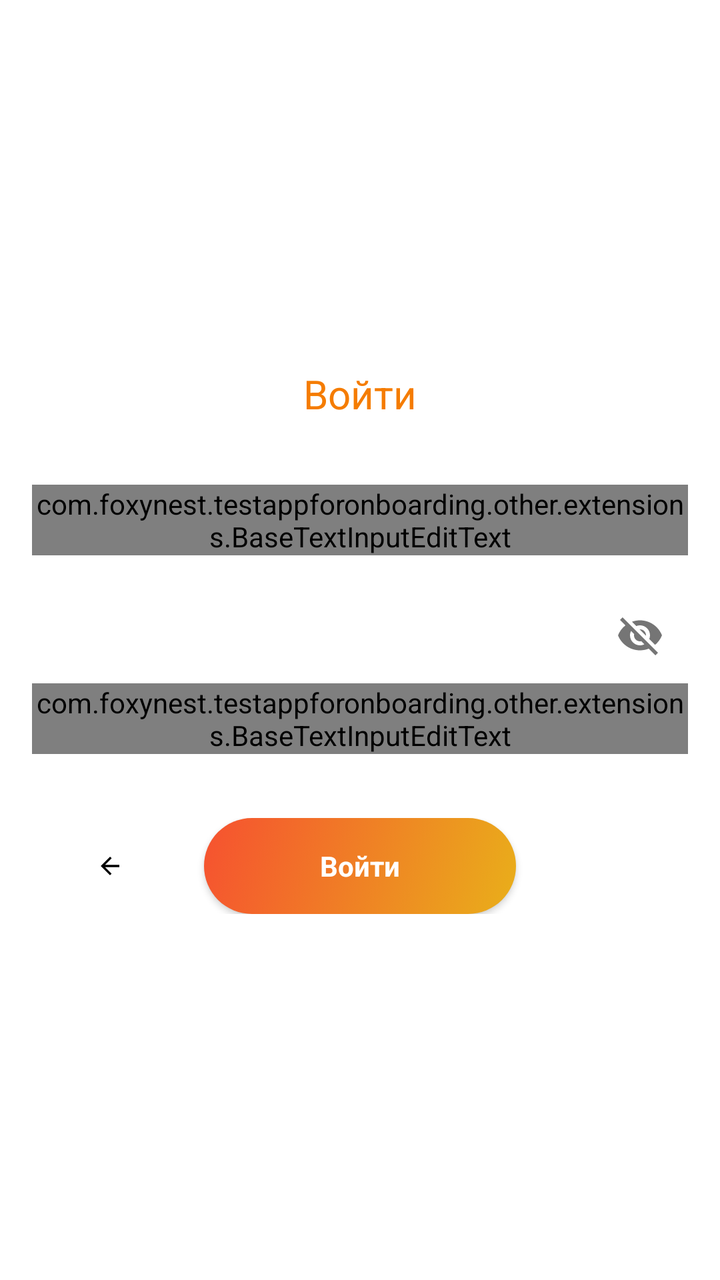
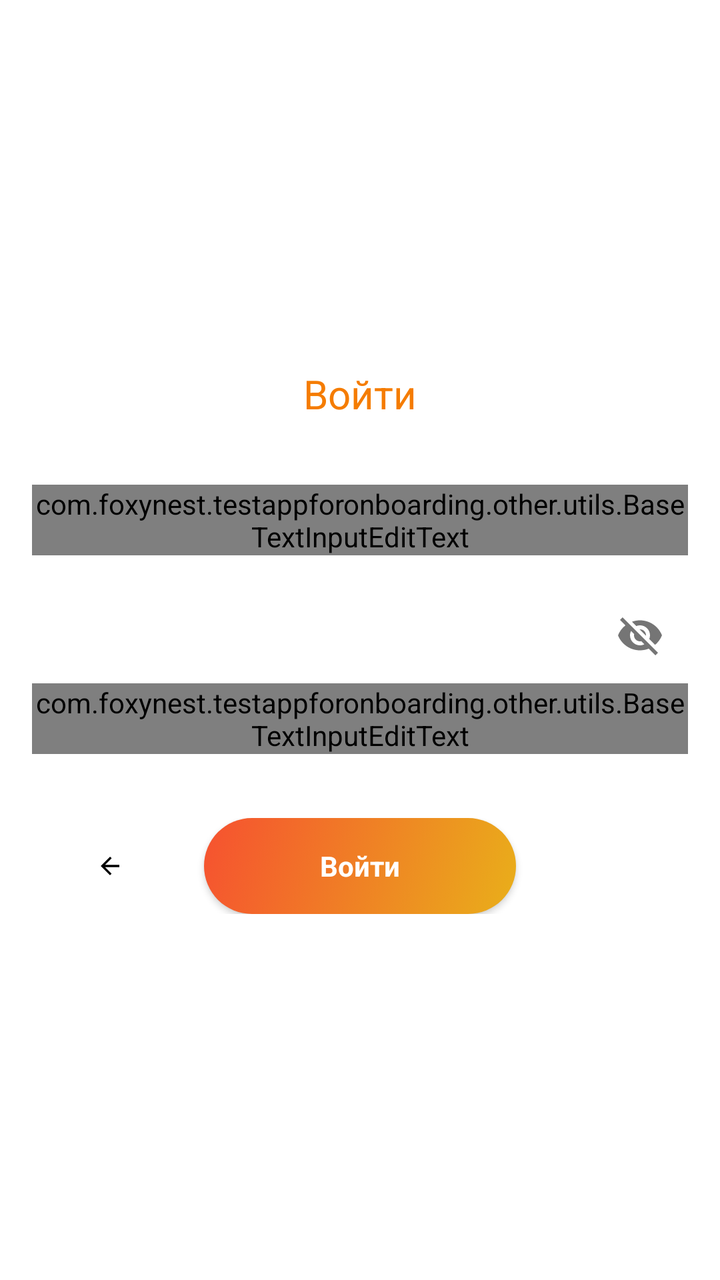

Two renders of the same Android screen: before a commit and after it. Below are the layout's source before the change and the commit's diff.
<!-- AndroidManifest.xml: application theme Theme.TestAppForOnboarding -->
<!-- res/layout/fragment_log_in.xml -->
<?xml version="1.0" encoding="utf-8"?>
<ScrollView xmlns:android="http://schemas.android.com/apk/res/android"
    xmlns:app="http://schemas.android.com/apk/res-auto"
    android:layout_width="match_parent"
    android:layout_height="match_parent"
    android:fillViewport="true">

    <androidx.constraintlayout.widget.ConstraintLayout
        android:layout_width="match_parent"
        android:layout_height="wrap_content"
        android:clickable="true"
        android:focusable="true"
        android:focusableInTouchMode="true">

        <androidx.constraintlayout.widget.Guideline
            android:id="@+id/guideline_left"
            android:layout_width="wrap_content"
            android:layout_height="wrap_content"
            android:orientation="vertical"
            app:layout_constraintGuide_begin="@dimen/space_beforeOrAfterElement" />

        <androidx.constraintlayout.widget.Guideline
            android:id="@+id/guideline_right"
            android:layout_width="wrap_content"
            android:layout_height="wrap_content"
            android:orientation="vertical"
            app:layout_constraintGuide_end="@dimen/space_beforeOrAfterElement" />

        <TextView
            android:id="@+id/title_log_in"
            android:layout_width="0dp"
            android:layout_height="wrap_content"
            android:layout_marginTop="@dimen/space_32"
            android:layout_marginBottom="@dimen/space_32"
            android:text="@string/welcome_button_login"
            android:textAlignment="center"
            android:textColor="#F57C00"
            android:textSize="20sp"
            android:visibility="visible"
            app:layout_constraintBottom_toTopOf="@+id/text_field_mail"
            app:layout_constraintEnd_toEndOf="@+id/guideline_right"
            app:layout_constraintStart_toStartOf="@+id/guideline_left"
            app:layout_constraintTop_toTopOf="parent"
            app:layout_constraintVertical_chainStyle="packed" />

        <com.google.android.material.textfield.TextInputLayout
            android:id="@+id/text_field_mail"
            android:layout_width="0dp"
            android:layout_height="wrap_content"
            android:layout_marginBottom="@dimen/space_beforeOrAfterElement"
            android:hint="@string/auth_text_mail"
            app:layout_constraintBottom_toTopOf="@+id/text_field_password"
            app:layout_constraintEnd_toEndOf="@+id/guideline_right"
            app:layout_constraintStart_toStartOf="@+id/guideline_left"
            app:layout_constraintTop_toBottomOf="@+id/title_log_in"
            app:layout_constraintVertical_chainStyle="packed">

            <com.foxynest.testappforonboarding.other.extensions.BaseTextInputEditText
                android:layout_width="match_parent"
                android:layout_height="wrap_content"
                android:inputType="textEmailAddress"
                android:maxLines="1"
                android:singleLine="true" />

        </com.google.android.material.textfield.TextInputLayout>


        <com.google.android.material.textfield.TextInputLayout
            android:id="@+id/text_field_password"
            android:layout_width="0dp"
            android:layout_height="wrap_content"
            android:layout_marginBottom="@dimen/space_32"
            android:hint="@string/auth_text_password"
            app:layout_constraintBottom_toTopOf="@+id/buttons_login_linear_layout"
            app:layout_constraintEnd_toEndOf="@+id/guideline_right"
            app:layout_constraintStart_toStartOf="@+id/guideline_left"
            app:layout_constraintTop_toBottomOf="@+id/text_field_mail"
            app:layout_constraintVertical_chainStyle="packed"
            app:passwordToggleEnabled="true">

            <com.foxynest.testappforonboarding.other.extensions.BaseTextInputEditText
                android:layout_width="match_parent"
                android:layout_height="wrap_content"
                android:ems="15"
                android:inputType="textPassword"
                android:maxLines="1"
                android:singleLine="true" />

        </com.google.android.material.textfield.TextInputLayout>

        
        
        
        
        
        
        
        
        
        
        
        
        
        
        
        
        
        
        
        

        <LinearLayout
            android:id="@+id/buttons_login_linear_layout"
            android:layout_width="0dp"
            android:layout_height="wrap_content"
            android:layout_marginBottom="@dimen/space_32"
            android:gravity="center_vertical"
            android:orientation="horizontal"
            android:weightSum="4"
            app:layout_constraintBottom_toBottomOf="parent"
            app:layout_constraintLeft_toLeftOf="@+id/guideline_left"
            app:layout_constraintRight_toRightOf="@+id/guideline_right"
            app:layout_constraintTop_toBottomOf="@+id/text_field_password"
            app:layout_constraintVertical_chainStyle="packed">

            <androidx.appcompat.widget.AppCompatImageView
                android:id="@+id/button_back"
                android:layout_width="0dp"
                android:layout_height="wrap_content"
                android:layout_marginEnd="@dimen/space_small"
                android:layout_weight="1"
                android:gravity="center_vertical"
                android:paddingStart="@dimen/space_32"
                android:paddingEnd="@dimen/space_32"
                app:backgroundTint="@null"
                app:srcCompat="@drawable/baseline_arrow_back_24" />

            <androidx.appcompat.widget.AppCompatButton
                android:id="@+id/button_login"
                style="@style/Widget.AppCompat.ActionButton"
                android:layout_width="0dp"
                android:layout_height="wrap_content"
                android:layout_marginEnd="@dimen/space_small"
                android:layout_weight="2"
                android:background="@drawable/button_rounded_corners"
                android:paddingStart="@dimen/space_32"
                android:paddingEnd="@dimen/space_32"
                android:text="@string/welcome_button_login"
                android:textColor="@color/white"
                android:textSize="@dimen/button_text"
                android:textStyle="bold"
                app:backgroundTint="@null" />

        </LinearLayout>

    </androidx.constraintlayout.widget.ConstraintLayout>

</ScrollView>
<!-- resources referenced by this layout -->
<resources>
  <color name="white">#FFFFFFFF</color>
  <dimen name="button_text">14sp</dimen>
  <dimen name="space_32">32dp</dimen>
  <dimen name="space_beforeOrAfterElement">16dp</dimen>
  <dimen name="space_small">8dp</dimen>
  <!-- drawable baseline_arrow_back_24 (drawable) -->
  <vector android:autoMirrored="true" android:height="24dp"
      android:tint="#000000" android:viewportHeight="24"
      android:viewportWidth="24" android:width="24dp" xmlns:android="http://schemas.android.com/apk/res/android">
      <path android:fillColor="@android:color/white" android:pathData="M20,11H7.83l5.59,-5.59L12,4l-8,8 8,8 1.41,-1.41L7.83,13H20v-2z"/>
  </vector>
  <!-- drawable button_rounded_corners (drawable) -->
  <?xml version="1.0" encoding="utf-8"?>
  <selector
      xmlns:android="http://schemas.android.com/apk/res/android">
      <item android:state_enabled="false">
          <shape>
              <corners android:radius="24dp" />
              <gradient
                  android:angle="315"
                  android:endColor="#E9AF1A"
                  android:startColor="#F65130" />
          </shape>
      </item>
  
      
      <item android:state_pressed="true">
          <shape>
              <corners android:radius="24dp" />
              <gradient
                  android:angle="315"
                  android:endColor="#CCE9AF1A"
                  android:startColor="#CCF65130" />
          </shape>
      </item>
  
      
      <item android:state_enabled="true">
          <shape>
              <corners android:radius="24dp" />
              <gradient
                  android:angle="315"
                  android:endColor="#E9AF1A"
                  android:startColor="#F65130" />
          </shape>
      </item>
  
  </selector>
  <string name="auth_text_mail">Почта</string>
  <string name="auth_text_password">Пароль</string>
  <string name="welcome_button_login">Войти</string>
  <style name="Theme.TestAppForOnboarding" parent="Theme.MaterialComponents.DayNight.DarkActionBar">
          
          <item name="colorPrimary">@color/purple_500</item>
          <item name="colorPrimaryVariant">@color/purple_700</item>
          <item name="colorOnPrimary">@color/white</item>
          
          <item name="colorSecondary">@color/teal_200</item>
          <item name="colorSecondaryVariant">@color/teal_700</item>
          <item name="colorOnSecondary">@color/black</item>
          
          <item name="android:statusBarColor">?attr/colorPrimaryVariant</item>
          
      </style>
  <color name="purple_500">#FF6200EE</color>
  <color name="purple_700">#FF3700B3</color>
  <color name="teal_200">#FF03DAC5</color>
  <color name="teal_700">#FF018786</color>
  <color name="black">#FF000000</color>
</resources>

<!-- the commit's change to res/layout/fragment_log_in.xml (unified diff, before → after) -->
@@ -55,7 +55,7 @@
             app:layout_constraintTop_toBottomOf="@+id/title_log_in"
             app:layout_constraintVertical_chainStyle="packed">
 
-            <com.foxynest.testappforonboarding.other.extensions.BaseTextInputEditText
+            <com.foxynest.testappforonboarding.other.utils.BaseTextInputEditText
                 android:layout_width="match_parent"
                 android:layout_height="wrap_content"
                 android:inputType="textEmailAddress"
@@ -78,7 +78,7 @@
             app:layout_constraintVertical_chainStyle="packed"
             app:passwordToggleEnabled="true">
 
-            <com.foxynest.testappforonboarding.other.extensions.BaseTextInputEditText
+            <com.foxynest.testappforonboarding.other.utils.BaseTextInputEditText
                 android:layout_width="match_parent"
                 android:layout_height="wrap_content"
                 android:ems="15"
